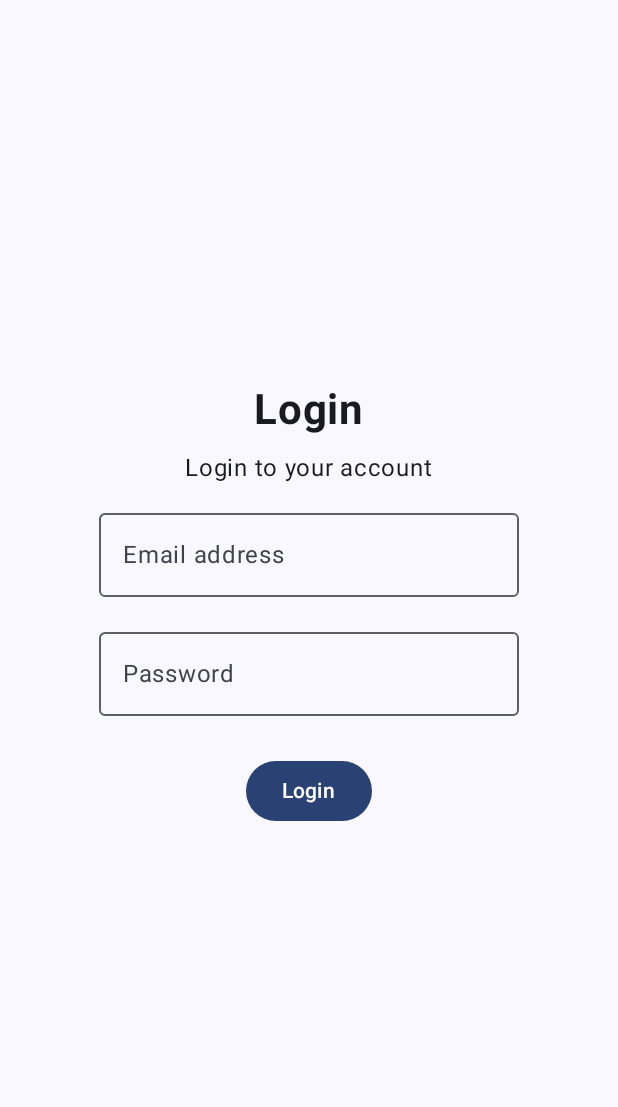
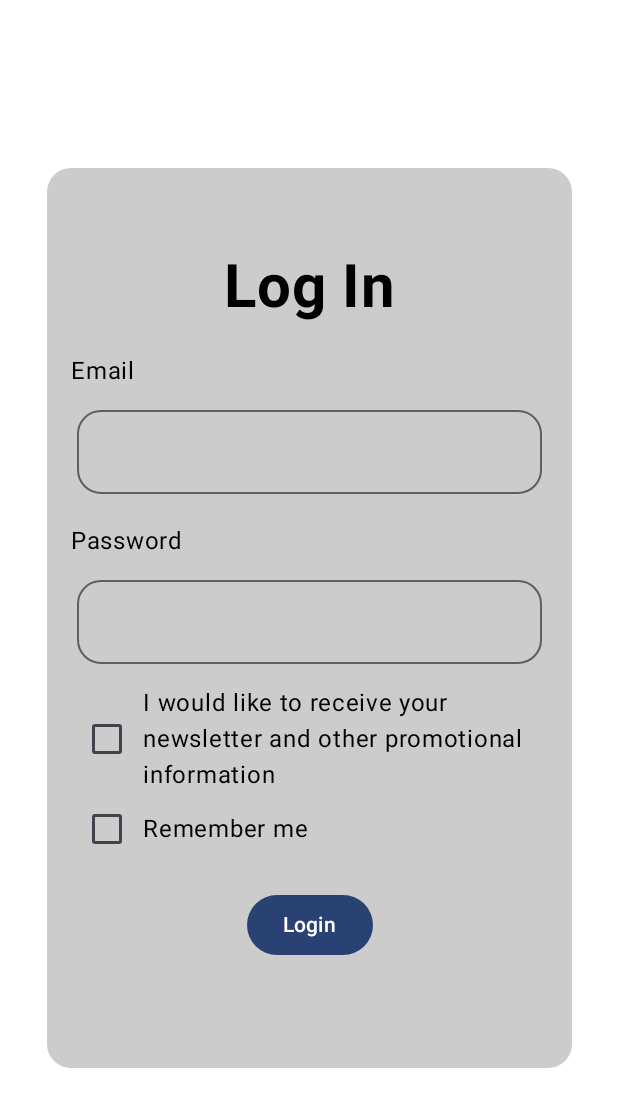
Before and after one commit to evansleong/Mobile-App-Development-Assignment, an Android app built with Jetpack Compose: the screen it shows after launch (MainActivity), on a phone screen of 412 x 824 dp. Shown: the top 1107 px of the screen. Run offline under Robolectric (Android 15) with nearby library versions, the phone set to English and light mode, and no system bars.

Commit message:
login ui

```diff
--- a/app/src/main/java/com/example/travelerapp/Button.kt
+++ b/app/src/main/java/com/example/travelerapp/Button.kt
@@ -1,4 +1,5 @@
 import androidx.compose.foundation.layout.*
+import androidx.compose.foundation.shape.RoundedCornerShape
 import androidx.compose.material.*
 import androidx.compose.material3.Button
 import androidx.compose.material3.Text
@@ -6,6 +7,8 @@ import androidx.compose.runtime.Composable
 import androidx.compose.ui.Modifier
 import androidx.compose.ui.tooling.preview.Preview
 import androidx.compose.ui.unit.dp
+import androidx.compose.material3.OutlinedTextField
+import androidx.compose.ui.graphics.Shape
 
 object Button {
 
@@ -19,4 +22,19 @@ object Button {
         }
     }
 
+    @Composable
+    fun RoundedOutlinedTextField(
+        modifier: Modifier = Modifier,
+        value: String,
+        onValueChange: (String) -> Unit,
+        shape: Shape = RoundedCornerShape(8.dp), // Default rounded corner shape
+    ) {
+        OutlinedTextField(
+            value = value,
+            onValueChange = onValueChange,
+            shape = shape,
+            modifier = modifier.padding(4.dp) // Add padding for the input field
+        )
+    }
+
 }
--- a/app/src/main/java/com/example/travelerapp/LoginScreen.kt
+++ b/app/src/main/java/com/example/travelerapp/LoginScreen.kt
@@ -1,19 +1,32 @@
 package com.example.travelerapp
 
+import androidx.compose.foundation.background
 import androidx.compose.foundation.clickable
 import androidx.compose.foundation.layout.Arrangement
+import androidx.compose.foundation.layout.Box
 import androidx.compose.foundation.layout.Column
+import androidx.compose.foundation.layout.Row
 import androidx.compose.foundation.layout.Spacer
 import androidx.compose.foundation.layout.fillMaxSize
+import androidx.compose.foundation.layout.fillMaxWidth
 import androidx.compose.foundation.layout.height
 import androidx.compose.foundation.layout.padding
+import androidx.compose.foundation.layout.width
+import androidx.compose.foundation.shape.RoundedCornerShape
+import androidx.compose.material3.Button
+import androidx.compose.material3.Checkbox
+import androidx.compose.material3.CheckboxDefaults
 import androidx.compose.material3.OutlinedTextField
 import androidx.compose.material3.Surface
 import androidx.compose.material3.Text
 import androidx.compose.material3.TextField
+import androidx.compose.material3.TextFieldDefaults
 import androidx.compose.runtime.Composable
+import androidx.compose.runtime.mutableStateOf
+import androidx.compose.runtime.remember
 import androidx.compose.ui.Alignment
 import androidx.compose.ui.Modifier
+import androidx.compose.ui.graphics.Color
 import androidx.compose.ui.text.font.FontWeight
 import androidx.compose.ui.tooling.preview.Preview
 import androidx.compose.ui.unit.dp
@@ -25,7 +38,21 @@ import androidx.navigation.compose.rememberNavController
 fun LoginScreen(
     navController: NavController
 ) {
-    Surface {
+    val checked = remember { mutableStateOf(false) }
+
+    Column(
+        modifier = Modifier
+            .fillMaxSize()
+            .background(Color.White),
+        verticalArrangement = Arrangement.Center,
+        horizontalAlignment = Alignment.CenterHorizontally
+    ) {
+        Box(
+            modifier = Modifier
+                .width(350.dp)
+                .height(600.dp)
+                .background(Color.LightGray, RoundedCornerShape(16.dp))
+        ) {
             Column(
                 modifier = Modifier
                     .fillMaxSize()
@@ -35,44 +62,92 @@ fun LoginScreen(
             ) {
                 Text(
                     modifier = Modifier.clickable {
-                navController.navigate(route = Screen.Home.route){
-                    popUpTo(Screen.Home.route){
+                        navController.navigate(route = Screen.Home.route) {
+                            popUpTo(Screen.Home.route) {
                                 inclusive = true
                             }
                         }
                     },
-                text = "Login",
-                fontSize = 28.sp,
-                fontWeight = FontWeight.Bold)
+                    text = "Log In",
+                    fontSize = 40.sp,
+                    fontWeight = FontWeight.Bold
+                )
 
                 Spacer(modifier = Modifier.height(10.dp))
 
-            Text(text = "Login to your account")
+                Spacer(modifier = Modifier.height(10.dp))
+
+                Text(
+                    text = "Email",
+                    modifier = Modifier.align(Alignment.Start)
+                )
 
                 Spacer(modifier = Modifier.height(10.dp))
 
-            OutlinedTextField(value = "", onValueChange = {}, label = {
-                Text(text = "Email address")
-            })
+                Button.RoundedOutlinedTextField(
+                    value = "",
+                    onValueChange = {},
+                    shape = RoundedCornerShape(16.dp),
+                    modifier = Modifier.fillMaxWidth()
+                )
 
                 Spacer(modifier = Modifier.height(15.dp))
 
-            OutlinedTextField(value = "", onValueChange = {}, label = {
-                Text(text = "Password")
-            })
+                Text(
+                    text = "Password",
+                    modifier = Modifier.align(Alignment.Start),
+                )
 
                 Spacer(modifier = Modifier.height(10.dp))
 
-            Button.CustomButton (
+                Button.RoundedOutlinedTextField(
+                    value = "",
+                    onValueChange = {},
+                    shape = RoundedCornerShape(16.dp),
+                    modifier = Modifier.fillMaxWidth()
+                )
+
+                Spacer(modifier = Modifier.height(10.dp))
+
+                Column() {
+                    Row(
+                        verticalAlignment = Alignment.CenterVertically,
+                        horizontalArrangement = Arrangement.Start,
+                        modifier = Modifier.fillMaxWidth()
+                    ) {
+                        Checkbox(
+                            checked = checked.value,
+                            onCheckedChange = { isChecked -> checked.value = isChecked },
+                            colors = CheckboxDefaults.colors(checkedColor = Color.Green)
+                        )
+                        Text("I would like to receive your newsletter and other promotional information")
+                    }
+
+                    Row(
+                        verticalAlignment = Alignment.CenterVertically,
+                        horizontalArrangement = Arrangement.Start,
+                        modifier = Modifier.fillMaxWidth()
+                    ) {
+                        Checkbox(
+                            checked = checked.value,
+                            onCheckedChange = { isChecked -> checked.value = isChecked },
+                            colors = CheckboxDefaults.colors(checkedColor = Color.Green)
+                        )
+                        Text("Remember me")
+                    }
+                }
+
+                Button.CustomButton(
                     text = "Login",
                     onClick = {
-                    navController.navigate(route = Screen.Home.route){
-                        popUpTo(Screen.Home.route){
+                        navController.navigate(route = Screen.Home.route) {
+                            popUpTo(Screen.Home.route) {
                                 inclusive = true
                             }
                         }
                     }
                 )
+            }
         }
     }
 }
```
Lines whose indentation alone changed are shown as unchanged.
